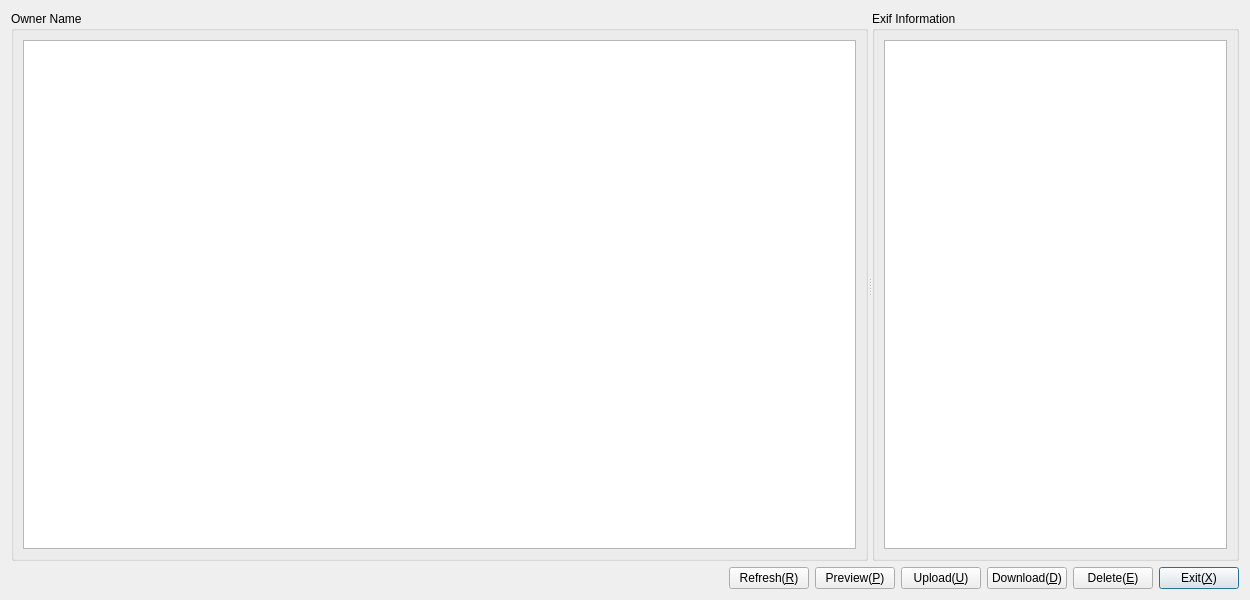
Before: the Qt Designer form regbclt/ui/MediaManageDlg.ui in samwellzuk/regbook, drawn with Qt 5.
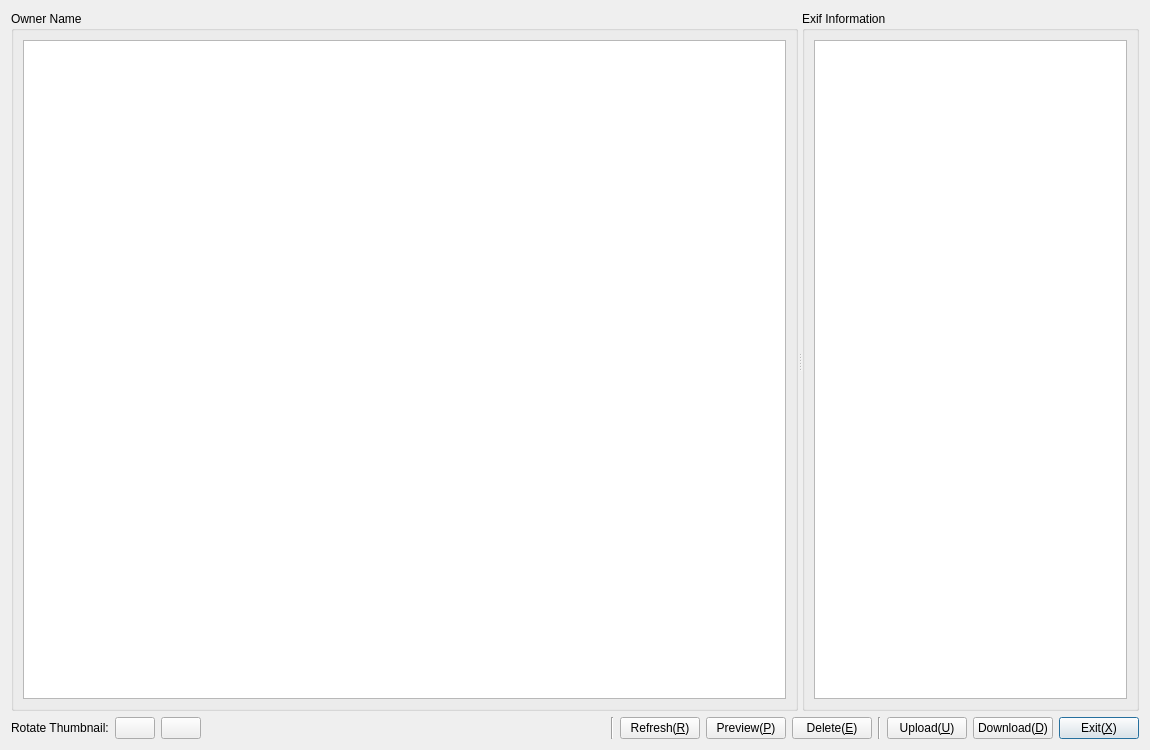
After: the same form once the commit is applied. Icons and pictures are not drawn.

Commit message: finish media manage

The edit to the form file:
```diff
--- a/regbclt/ui/MediaManageDlg.ui
+++ b/regbclt/ui/MediaManageDlg.ui
@@ -6,8 +6,8 @@
    <rect>
     <x>0</x>
     <y>0</y>
-    <width>1250</width>
-    <height>600</height>
+    <width>1150</width>
+    <height>750</height>
    </rect>
   </property>
   <property name="windowTitle">
@@ -50,18 +50,12 @@
          <property name="resizeMode">
           <enum>QListView::Adjust</enum>
          </property>
-         <property name="spacing">
-          <number>3</number>
-         </property>
-         <property name="gridSize">
-          <size>
-           <width>200</width>
-           <height>200</height>
-          </size>
-         </property>
          <property name="viewMode">
           <enum>QListView::IconMode</enum>
          </property>
+         <property name="wordWrap">
+          <bool>true</bool>
+         </property>
         </widget>
        </item>
       </layout>
@@ -90,6 +84,44 @@
    </item>
    <item>
     <layout class="QHBoxLayout" name="horizontalLayout">
+     <item>
+      <widget class="QLabel" name="label">
+       <property name="text">
+        <string>Rotate Thumbnail:</string>
+       </property>
+      </widget>
+     </item>
+     <item>
+      <widget class="QPushButton" name="rorateLeft">
+       <property name="text">
+        <string/>
+       </property>
+       <property name="icon">
+        <iconset resource="../resouce.qrc">
+         <normaloff>:/images/roratel.svg</normaloff>:/images/roratel.svg</iconset>
+       </property>
+       <property name="iconSize">
+        <size>
+         <width>32</width>
+         <height>32</height>
+        </size>
+       </property>
+      </widget>
+     </item>
+     <item>
+      <widget class="QPushButton" name="rorateRight">
+       <property name="icon">
+        <iconset resource="../resouce.qrc">
+         <normaloff>:/images/rorater.svg</normaloff>:/images/rorater.svg</iconset>
+       </property>
+       <property name="iconSize">
+        <size>
+         <width>32</width>
+         <height>32</height>
+        </size>
+       </property>
+      </widget>
+     </item>
      <item>
       <spacer name="horizontalSpacer">
        <property name="orientation">
@@ -103,6 +135,13 @@
        </property>
       </spacer>
      </item>
+     <item>
+      <widget class="Line" name="line">
+       <property name="orientation">
+        <enum>Qt::Vertical</enum>
+       </property>
+      </widget>
+     </item>
      <item>
       <widget class="QPushButton" name="refreshButton">
        <property name="text">
@@ -117,6 +156,20 @@
        </property>
       </widget>
      </item>
+     <item>
+      <widget class="QPushButton" name="deleteButton">
+       <property name="text">
+        <string>Delete(&amp;E)</string>
+       </property>
+      </widget>
+     </item>
+     <item>
+      <widget class="Line" name="line_2">
+       <property name="orientation">
+        <enum>Qt::Vertical</enum>
+       </property>
+      </widget>
+     </item>
      <item>
       <widget class="QPushButton" name="uploadButton">
        <property name="text">
@@ -131,13 +184,6 @@
        </property>
       </widget>
      </item>
-     <item>
-      <widget class="QPushButton" name="deleteButton">
-       <property name="text">
-        <string>Delete(&amp;E)</string>
-       </property>
-      </widget>
-     </item>
      <item>
       <widget class="QPushButton" name="exitButton">
        <property name="text">
```
Left out of the diff: 4 changed lines with no effect on the pictures. The commit also changes 9 other files.
